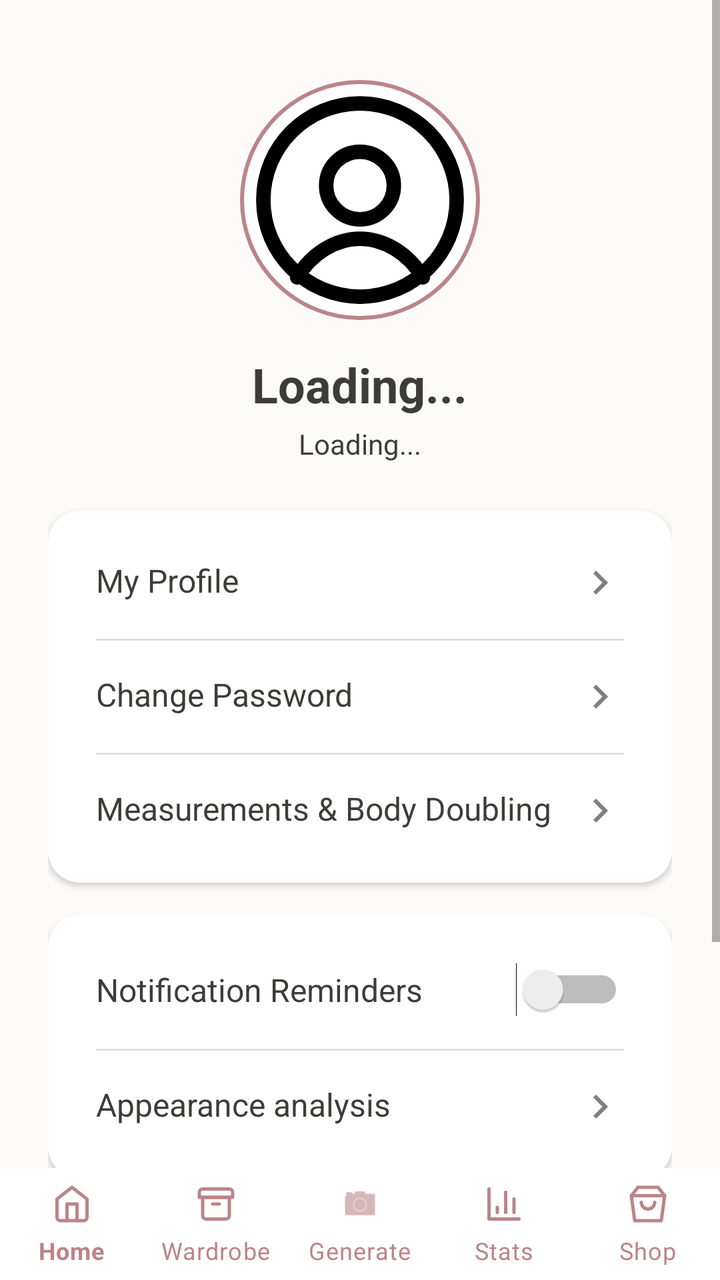
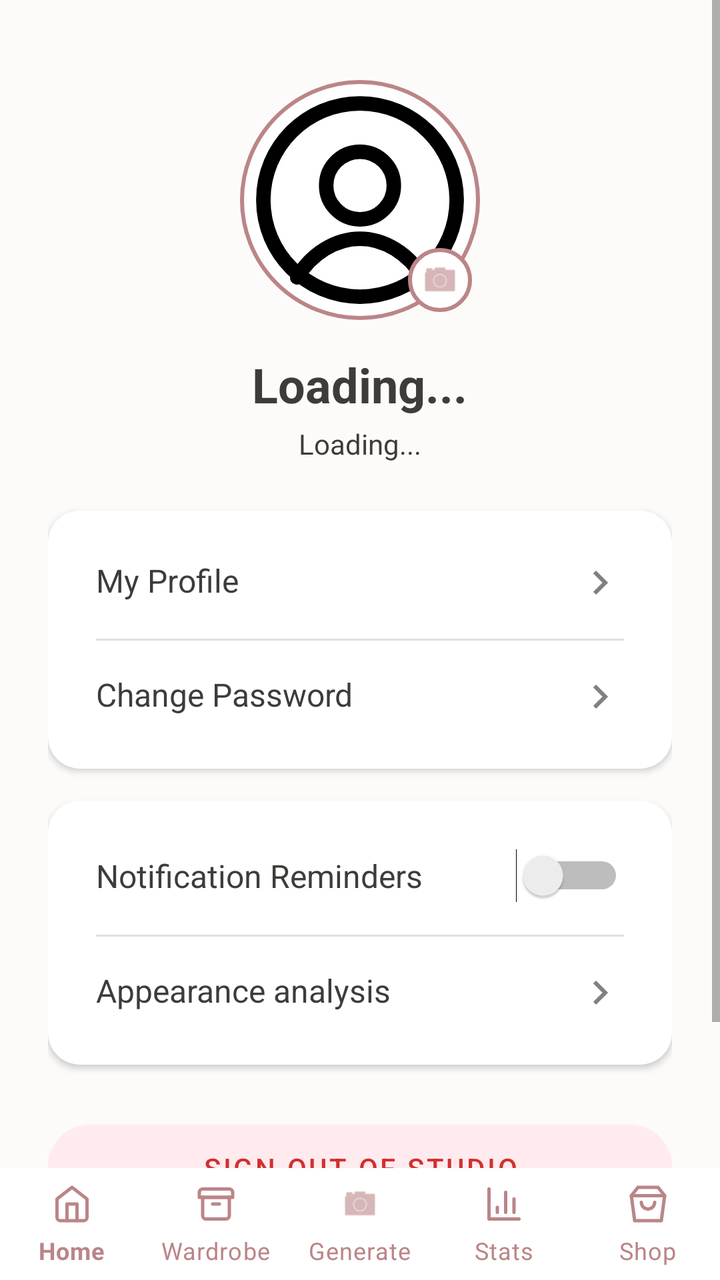

Two renders of the same Android screen: before a commit and after it. Below are the layout's source before the change and the commit's diff.
<!-- AndroidManifest.xml: application theme Theme.OutfitStudio -->
<!-- res/layout/activity_profile.xml -->
<?xml version="1.0" encoding="utf-8"?>
<RelativeLayout xmlns:android="http://schemas.android.com/apk/res/android"
    xmlns:app="http://schemas.android.com/apk/res-auto"
    android:layout_width="match_parent"
    android:layout_height="match_parent"
    android:background="@color/background">

    <ScrollView
        android:layout_width="match_parent"
        android:layout_height="match_parent"
        android:layout_above="@+id/bottomNavigationContainer">
        
        <LinearLayout
            android:layout_width="match_parent"
            android:layout_height="wrap_content"
            android:orientation="vertical"
            android:gravity="center_horizontal"
            android:padding="24dp">
            
            <FrameLayout
                android:layout_width="120dp"
                android:layout_height="120dp"
                android:layout_marginTop="16dp"
                android:background="@drawable/bg_circle_profile">
                
                <androidx.cardview.widget.CardView
                    android:layout_width="116dp"
                    android:layout_height="116dp"
                    android:layout_gravity="center"
                    app:cardCornerRadius="58dp"
                    app:cardElevation="0dp"
                    app:cardBackgroundColor="@android:color/transparent">
                    
                    <ImageView
                        android:id="@+id/ivProfileImage"
                        android:layout_width="match_parent"
                        android:layout_height="match_parent"
                        android:scaleType="centerCrop"
                        android:src="@drawable/ic_profile"/>
                </androidx.cardview.widget.CardView>
            </FrameLayout>

            <TextView
                android:id="@+id/tvProfileName"
                android:layout_width="wrap_content"
                android:layout_height="wrap_content"
                android:layout_marginTop="16dp"
                android:text="Loading..."
                android:textSize="24sp"
                android:textStyle="bold"
                android:textColor="@color/on_background"/>

            <TextView
                android:id="@+id/tvProfileEmail"
                android:layout_width="wrap_content"
                android:layout_height="wrap_content"
                android:layout_marginTop="4dp"
                android:text="Loading..."
                android:textSize="14sp"
                android:textColor="@color/on_background"/>
                
            
            <LinearLayout
                android:layout_width="match_parent"
                android:layout_height="wrap_content"
                android:orientation="vertical"
                android:background="@drawable/bg_profile_card"
                android:layout_marginTop="24dp"
                android:padding="8dp"
                android:elevation="2dp">
                
                <TextView
                    android:id="@+id/btnMyProfile"
                    android:layout_width="match_parent"
                    android:layout_height="wrap_content"
                    android:text="My Profile"
                    android:textSize="16sp"
                    android:padding="16dp"
                    android:textColor="@color/on_surface"
                    android:drawableEnd="@drawable/ic_arrow_forward"
                    android:background="?attr/selectableItemBackground"/>
                    
                <View android:layout_width="match_parent" android:layout_height="1dp" android:background="#E0E0E0" android:layout_marginHorizontal="16dp"/>
                
                <TextView
                    android:id="@+id/btnChangePassword"
                    android:layout_width="match_parent"
                    android:layout_height="wrap_content"
                    android:text="Change Password"
                    android:textSize="16sp"
                    android:padding="16dp"
                    android:textColor="@color/on_surface"
                    android:drawableEnd="@drawable/ic_arrow_forward"
                    android:background="?attr/selectableItemBackground"/>
                    
                <View android:layout_width="match_parent" android:layout_height="1dp" android:background="#E0E0E0" android:layout_marginHorizontal="16dp"/>
                
                <TextView
                    android:id="@+id/btnMeasurements"
                    android:layout_width="match_parent"
                    android:layout_height="wrap_content"
                    android:text="Measurements &amp; Body Doubling"
                    android:textSize="16sp"
                    android:padding="16dp"
                    android:textColor="@color/on_surface"
                    android:drawableEnd="@drawable/ic_arrow_forward"
                    android:background="?attr/selectableItemBackground"/>
            </LinearLayout>

            
            <LinearLayout
                android:layout_width="match_parent"
                android:layout_height="wrap_content"
                android:orientation="vertical"
                android:background="@drawable/bg_profile_card"
                android:layout_marginTop="16dp"
                android:padding="8dp"
                android:elevation="2dp">
                
                <LinearLayout
                    android:layout_width="match_parent"
                    android:layout_height="wrap_content"
                    android:orientation="horizontal"
                    android:padding="16dp"
                    android:gravity="center_vertical">
                    <TextView
                        android:layout_width="0dp"
                        android:layout_height="wrap_content"
                        android:layout_weight="1"
                        android:text="Notification Reminders"
                        android:textSize="16sp"
                        android:textColor="@color/on_surface"/>
                    <Switch
                        android:id="@+id/switchNotifications"
                        android:layout_width="wrap_content"
                        android:layout_height="wrap_content"/>
                </LinearLayout>
                    
                <View android:layout_width="match_parent" android:layout_height="1dp" android:background="#E0E0E0" android:layout_marginHorizontal="16dp"/>
                
                <TextView
                    android:id="@+id/btnAppearanceAnalysis"
                    android:layout_width="match_parent"
                    android:layout_height="wrap_content"
                    android:text="Appearance analysis"
                    android:textSize="16sp"
                    android:padding="16dp"
                    android:textColor="@color/on_surface"
                    android:drawableEnd="@drawable/ic_arrow_forward"
                    android:background="?attr/selectableItemBackground"/>
            </LinearLayout>
            
            <Button
                android:id="@+id/btnLogoutNew"
                android:layout_width="match_parent"
                android:layout_height="wrap_content"
                android:layout_marginTop="24dp"
                android:text="Sign Out of Studio"
                android:textColor="#D32F2F"
                android:backgroundTint="#FFEBEE"
                android:padding="12dp"
                app:cornerRadius="24dp"
                android:layout_marginBottom="32dp"/>
                
        </LinearLayout>
    </ScrollView>
    
    
    <FrameLayout
        android:id="@+id/bottomNavigationContainer"
        android:layout_width="match_parent"
        android:layout_height="wrap_content"
        android:layout_alignParentBottom="true">

        <com.google.android.material.bottomnavigation.BottomNavigationView
            android:id="@+id/bottomNavigation"
            app:itemIconSize="20dp"
            android:layout_width="match_parent"
            android:layout_height="wrap_content"
            android:layout_gravity="bottom"
            app:menu="@menu/bottom_nav"
            app:labelVisibilityMode="labeled"
            app:itemIconTint="@color/primary"
            app:itemTextColor="@color/primary"
            android:background="@color/surface" />
    </FrameLayout>
</RelativeLayout>
<!-- resources referenced by this layout -->
<resources>
  <color name="background">#FDFBF9</color>
  <color name="on_background">#3E3C3A</color>
  <color name="on_surface">#3E3C3A</color>
  <color name="primary">#BB8588</color>
  <color name="surface">#FFFFFF</color>
  <!-- drawable bg_circle_profile (drawable) -->
  <?xml version="1.0" encoding="utf-8"?>
  <shape xmlns:android="http://schemas.android.com/apk/res/android"
      android:shape="oval">
      <solid android:color="@color/surface"/>
      <stroke android:color="@color/primary_variant" android:width="2dp"/>
  </shape>
  <!-- drawable bg_profile_card (drawable) -->
  <?xml version="1.0" encoding="utf-8"?>
  <shape xmlns:android="http://schemas.android.com/apk/res/android">
      <solid android:color="@color/surface"/>
      <corners android:radius="16dp"/>
  </shape>
  <!-- drawable ic_arrow_forward (drawable) -->
  <vector xmlns:android="http://schemas.android.com/apk/res/android"
      android:width="24dp" android:height="24dp" android:viewportWidth="24.0" android:viewportHeight="24.0">
      <path android:fillColor="#808080" android:pathData="M8.59,16.59L13.17,12L8.59,7.41L10,6l6,6l-6,6L8.59,16.59z"/>
  </vector>
  <!-- drawable ic_profile (drawable) -->
  <vector xmlns:android="http://schemas.android.com/apk/res/android"
      android:width="24dp" android:height="24dp" android:viewportWidth="24" android:viewportHeight="24">
      
      <path android:fillColor="#00000000" android:strokeColor="#FF000000" android:strokeWidth="1.5" android:strokeLineCap="round" android:strokeLineJoin="round"
          android:pathData="M12 2C6.48 2 2 6.48 2 12s4.48 10 10 10s10 -4.48 10 -10S17.52 2 12 2z" />
      
      <path android:fillColor="#00000000" android:strokeColor="#FF000000" android:strokeWidth="1.5" android:strokeLineCap="round" android:strokeLineJoin="round"
          android:pathData="M12 7a3.5 3.5 0 1 0 0 7 3.5 3.5 0 0 0 0 -7z" />
      
      <path android:fillColor="#00000000" android:strokeColor="#FF000000" android:strokeWidth="1.5" android:strokeLineCap="round" android:strokeLineJoin="round"
          android:pathData="M5.5 20c1.5 -2.5 4 -4 6.5 -4s5 1.5 6.5 4" />
  </vector>
  <style name="Theme.OutfitStudio" parent="Theme.MaterialComponents.Light.NoActionBar">
          <item name="android:textColor">@color/on_background</item>
          <item name="android:textColorHint">@color/text_hint</item>
          
          <item name="colorPrimary">@color/primary</item>
          <item name="colorPrimaryVariant">@color/primary_variant</item>
          <item name="colorOnPrimary">@color/on_primary</item>
          
          <item name="colorSecondary">@color/primary</item>
          <item name="colorSecondaryVariant">@color/primary_variant</item>
          <item name="colorOnSecondary">@color/on_primary</item>
          
          <item name="android:colorBackground">@color/background</item>
          <item name="colorSurface">@color/surface</item>
          
          <item name="android:statusBarColor">@color/background</item>
          <item name="android:windowLightStatusBar">true</item>
      </style>
  <color name="primary_variant">#BB8588</color>
  <color name="text_hint">#A09D9B</color>
  <color name="on_primary">#FFFFFF</color>
</resources>

<!-- the commit's change to res/layout/activity_profile.xml (unified diff, before → after) -->
@@ -38,6 +38,19 @@
                         android:scaleType="centerCrop"
                         android:src="@drawable/ic_profile"/>
                 </androidx.cardview.widget.CardView>
+                
+                
+                <ImageView
+                    android:id="@+id/btnEditProfileImage"
+                    android:layout_width="32dp"
+                    android:layout_height="32dp"
+                    android:layout_gravity="bottom|end"
+                    android:layout_marginEnd="4dp"
+                    android:layout_marginBottom="4dp"
+                    android:background="@drawable/bg_circle_profile"
+                    android:padding="6dp"
+                    android:src="@android:drawable/ic_menu_camera"
+                    app:tint="@color/primary"/>
             </FrameLayout>
 
             <TextView
@@ -93,18 +106,7 @@
                     android:drawableEnd="@drawable/ic_arrow_forward"
                     android:background="?attr/selectableItemBackground"/>
                     
-                <View android:layout_width="match_parent" android:layout_height="1dp" android:background="#E0E0E0" android:layout_marginHorizontal="16dp"/>
-                
-                <TextView
-                    android:id="@+id/btnMeasurements"
-                    android:layout_width="match_parent"
-                    android:layout_height="wrap_content"
-                    android:text="Measurements &amp; Body Doubling"
-                    android:textSize="16sp"
-                    android:padding="16dp"
-                    android:textColor="@color/on_surface"
-                    android:drawableEnd="@drawable/ic_arrow_forward"
-                    android:background="?attr/selectableItemBackground"/>
+
             </LinearLayout>
 
             
